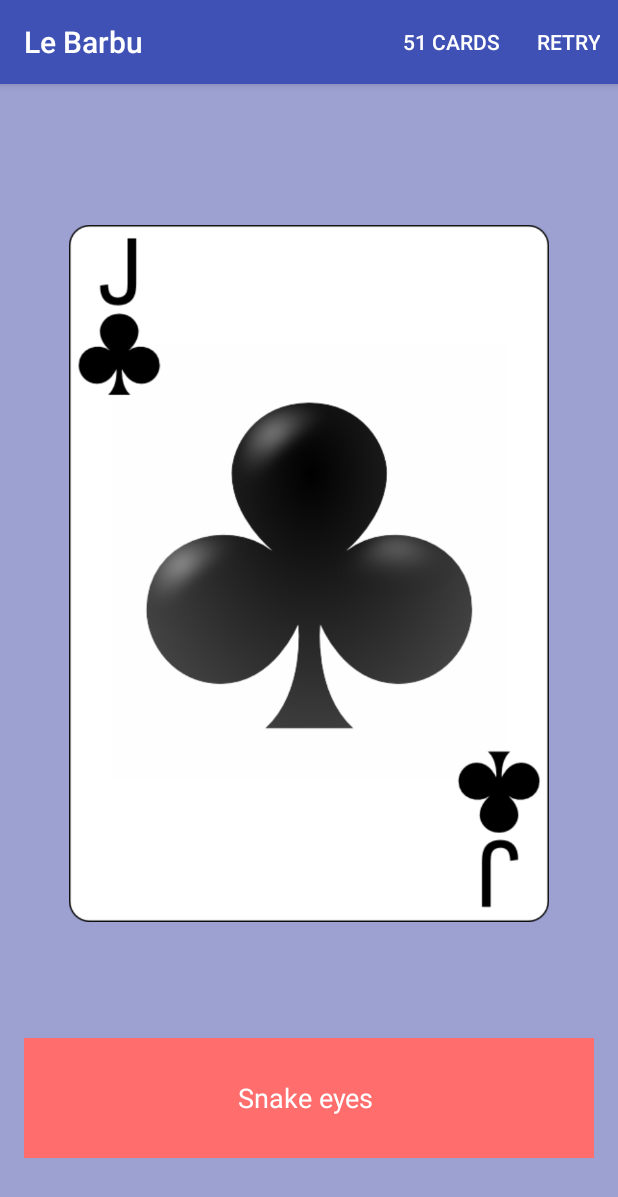
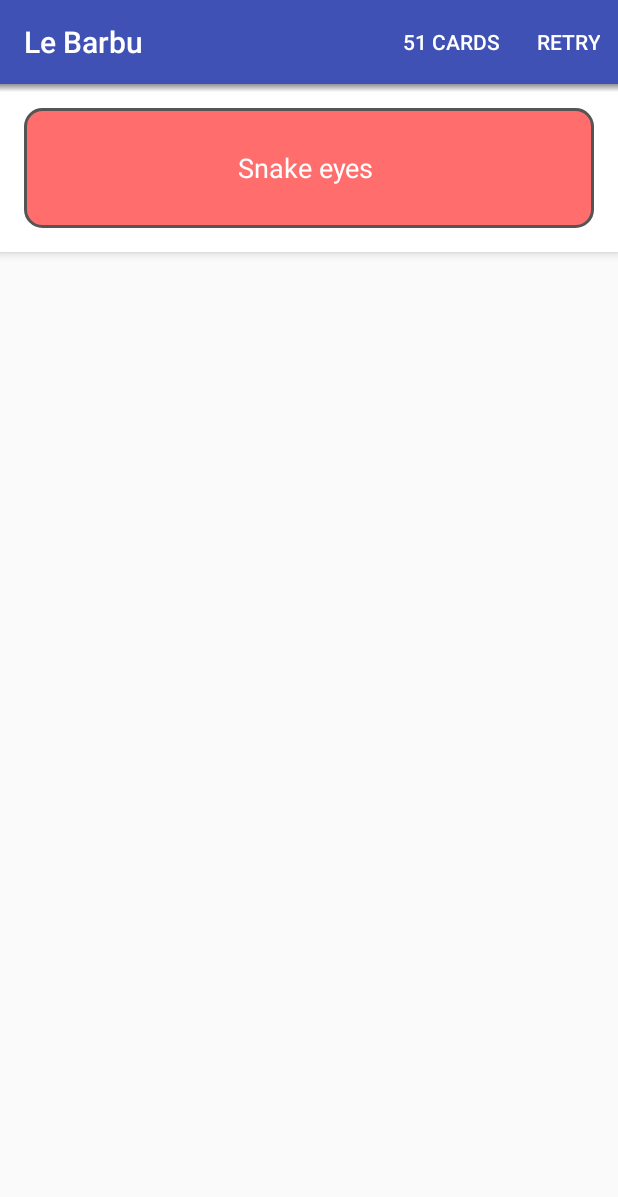
Before and after one commit to antoinedelia/Jeux-d-alcool, an Android app: the screen it shows after launch (MainActivity), on a phone screen of 412 x 824 dp. Shown: the top 1197 px of the screen. Run offline under Robolectric (Android 15) with nearby library versions, the phone set to English and light mode, and no system bars.

Commit message:
Change design (small)

```diff
--- /dev/null
+++ b/app/src/main/res/drawable/shapes.xml
@@ -0,0 +1,27 @@
+<?xml version="1.0" encoding="utf-8"?>
+
+<shape
+    xmlns:android="http://schemas.android.com/apk/res/android"
+    android:shape="rectangle"   >
+
+    <solid
+        android:color="#FF6D6D" >
+    </solid>
+
+    <stroke
+        android:width="2dp"
+        android:color="#555555" >
+    </stroke>
+
+    <padding
+        android:left="5dp"
+        android:top="5dp"
+        android:right="5dp"
+        android:bottom="5dp"    >
+    </padding>
+
+    <corners
+        android:radius="11dp"   >
+    </corners>
+
+</shape>
--- /dev/null
+++ b/app/src/main/res/drawable/toolbar_dropshadow.xml
@@ -0,0 +1,7 @@
+<?xml version="1.0" encoding="utf-8"?>
+<shape xmlns:android="http://schemas.android.com/apk/res/android" android:shape="rectangle">
+    <gradient
+        android:startColor="@android:color/transparent"
+        android:endColor="#88333333"
+        android:angle="90"/>
+</shape>
--- a/app/src/main/res/layout/activity_main.xml
+++ b/app/src/main/res/layout/activity_main.xml
@@ -19,8 +19,18 @@
             android:background="?attr/colorPrimary"
             app:popupTheme="@style/AppTheme.PopupOverlay" />
 
+        <FrameLayout
+            android:layout_width="match_parent"
+            android:layout_height="match_parent">
+
+            <include layout="@layout/content_main" />
+
+            <View
+                android:layout_width="match_parent"
+                android:layout_height="5dp"
+                android:background="@drawable/toolbar_dropshadow" />
+        </FrameLayout>
+
     </android.support.design.widget.AppBarLayout>
 
-    <include layout="@layout/content_main" />
-
 </android.support.design.widget.CoordinatorLayout>
--- a/app/src/main/res/layout/content_main.xml
+++ b/app/src/main/res/layout/content_main.xml
@@ -11,7 +11,7 @@
     app:layout_behavior="@string/appbar_scrolling_view_behavior"
     tools:context="com.antoinedelia.lebarbu_versionalcool.MainActivity"
     tools:showIn="@layout/activity_main"
-    android:background="#9DA1D1">
+    android:background="#ffffff">
 
     <LinearLayout
         android:id="@+id/containerImage"
@@ -42,11 +42,10 @@
         android:layout_alignParentBottom="true"
         android:layout_alignParentLeft="true"
         android:layout_alignParentStart="true"
-        android:layout_marginBottom="36dp"
         android:layout_alignRight="@+id/containerImage"
         android:layout_alignEnd="@+id/containerImage"
         android:layout_centerInParent="true"
-        android:background="#FF6D6D">
+        android:background="@drawable/shapes">
 
     <TextView
         android:layout_width="match_parent"
```
